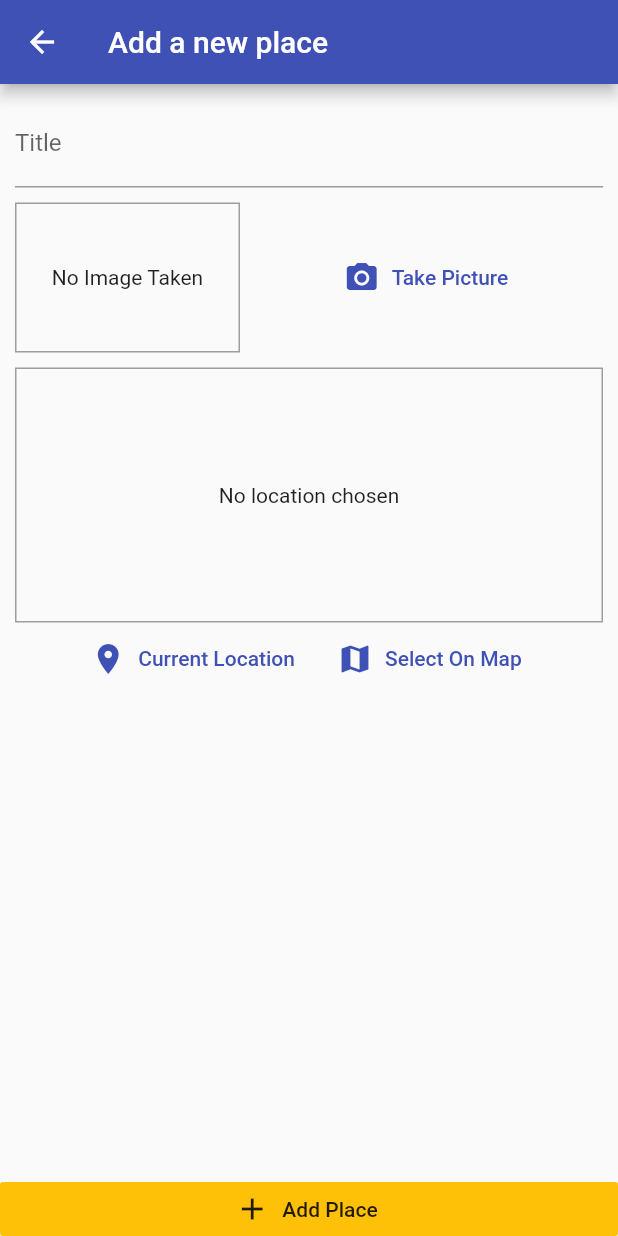
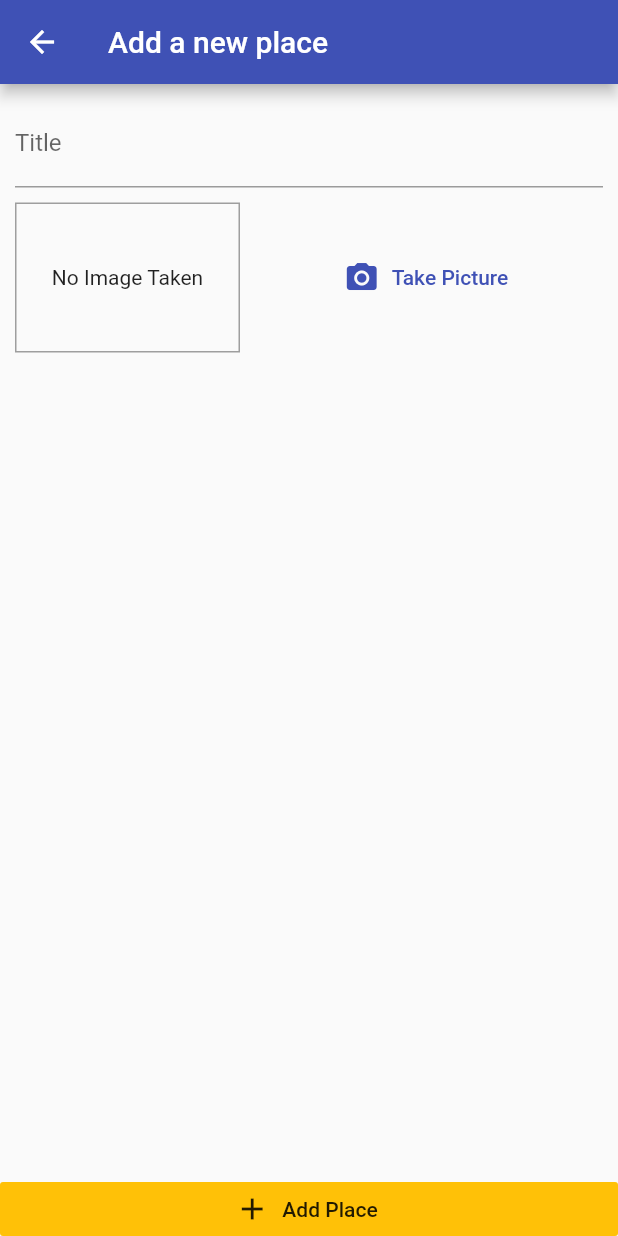
Before and after one commit to octoi/great-places, a Flutter app: the AddPlaceScreen screen opened by its route, on a phone screen of 412 x 824 dp. Run offline on Flutter 3.47's test engine with Material 2 defaults, Android fonts, the phone set to English and light mode, and no system bars; our stand-ins replace image_picker, sqflite; accounts and stored records are empty.

Commit message:
detail screen

```diff
--- a/lib/main.dart
+++ b/lib/main.dart
@@ -1,6 +1,7 @@
 import 'package:flutter/material.dart';
 import 'package:great_places/providers/great_places.dart';
 import 'package:great_places/screens/add_place_screen.dart';
+import 'package:great_places/screens/places_detail_screen.dart';
 import 'package:great_places/screens/places_list_screen.dart';
 import 'package:provider/provider.dart';
 
@@ -24,6 +25,7 @@ class MyApp extends StatelessWidget {
         home: PlacesListScreen(),
         routes: {
           AddPlaceScreen.routeName: (ctx) => AddPlaceScreen(),
+          PlacesDetailScreen.routeName: (ctx) => PlacesDetailScreen(),
         },
       ),
     );
--- a/lib/providers/great_places.dart
+++ b/lib/providers/great_places.dart
@@ -7,6 +7,10 @@ class GreatPlaces with ChangeNotifier {
   List<Place> _items = [];
 
   List<Place> get items => [..._items];
+
+  Place findById(String id) {
+    return _items.firstWhere((item) => item.id == id);
+  }
 
   void addPlace(String title, File image) {
     final newPlace = Place(
--- a/lib/screens/add_place_screen.dart
+++ b/lib/screens/add_place_screen.dart
@@ -3,7 +3,6 @@ import 'dart:io';
 import 'package:flutter/material.dart';
 import 'package:great_places/providers/great_places.dart';
 import 'package:great_places/widgets/image_input.dart';
-import 'package:great_places/widgets/location_input.dart';
 import 'package:provider/provider.dart';
 
 class AddPlaceScreen extends StatefulWidget {
@@ -55,8 +54,6 @@ class _AddPlaceScreenState extends State<AddPlaceScreen> {
                     ),
                     SizedBox(height: 10),
                     ImageInput(_selectMessage),
-                    SizedBox(height: 10),
-                    LocationInput(),
                   ],
                 ),
               ),
--- a/lib/widgets/location_input.dart
+++ /dev/null
@@ -1,58 +0,0 @@
-import 'package:flutter/material.dart';
-import 'package:location/location.dart';
-
-class LocationInput extends StatefulWidget {
-  const LocationInput({Key? key}) : super(key: key);
-
-  @override
-  _LocationInputState createState() => _LocationInputState();
-}
-
-class _LocationInputState extends State<LocationInput> {
-  String _previewImageUrl = '';
-
-  Future<void> _getCurrentUserLocation() async {
-    final locData = await Location().getLocation();
-    print(locData.latitude);
-    print(locData.longitude);
-  }
-
-  @override
-  Widget build(BuildContext context) {
-    return Column(
-      children: [
-        Container(
-          height: 170,
-          width: double.infinity,
-          alignment: Alignment.center,
-          decoration:
-              BoxDecoration(border: Border.all(width: 1, color: Colors.grey)),
-          child: _previewImageUrl == ''
-              ? Text('No location chosen', textAlign: TextAlign.center)
-              : Image.network(
-                  _previewImageUrl,
-                  fit: BoxFit.cover,
-                  width: double.infinity,
-                ),
-        ),
-        Row(
-          mainAxisAlignment: MainAxisAlignment.center,
-          children: [
-            FlatButton.icon(
-              icon: Icon(Icons.location_on),
-              label: Text('Current Location'),
-              textColor: Theme.of(context).primaryColor,
-              onPressed: _getCurrentUserLocation,
-            ),
-            FlatButton.icon(
-              icon: Icon(Icons.map),
-              label: Text('Select On Map'),
-              textColor: Theme.of(context).primaryColor,
-              onPressed: () {},
-            ),
-          ],
-        )
-      ],
-    );
-  }
-}
```
Also changed, not shown: lib/screens/places_detail_screen.dart (+37 -0 lines), lib/screens/places_list_screen.dart (+9 -2 lines).
